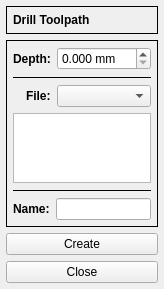
First picture: the form in G2G/forms/drillform.ui, repository aLDime/GERBER_X2, before the edit.
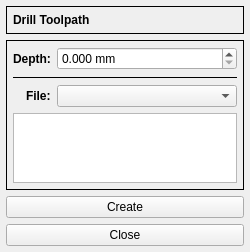
Second picture: the form after the edit.

```diff
--- a/G2G/forms/drillform.ui
+++ b/G2G/forms/drillform.ui
@@ -6,10 +6,16 @@
    <rect>
     <x>0</x>
     <y>0</y>
-    <width>155</width>
-    <height>288</height>
+    <width>250</width>
+    <height>251</height>
    </rect>
   </property>
+  <property name="minimumSize">
+   <size>
+    <width>250</width>
+    <height>0</height>
+   </size>
+  </property>
   <property name="windowTitle">
    <string>Form</string>
   </property>
@@ -155,39 +161,6 @@
       <item>
        <widget class="QTableView" name="tableView"/>
       </item>
-      <item>
-       <widget class="Line" name="line_2">
-        <property name="frameShadow">
-         <enum>QFrame::Plain</enum>
-        </property>
-        <property name="orientation">
-         <enum>Qt::Horizontal</enum>
-        </property>
-       </widget>
-      </item>
-      <item>
-       <layout class="QFormLayout" name="formLayout_2">
-        <property name="labelAlignment">
-         <set>Qt::AlignRight|Qt::AlignTrailing|Qt::AlignVCenter</set>
-        </property>
-        <item row="0" column="0">
-         <widget class="QLabel" name="label_6">
-          <property name="font">
-           <font>
-            <weight>75</weight>
-            <bold>true</bold>
-           </font>
-          </property>
-          <property name="text">
-           <string>Name:</string>
-          </property>
-         </widget>
-        </item>
-        <item row="0" column="1">
-         <widget class="QLineEdit" name="leName"/>
-        </item>
-       </layout>
-      </item>
      </layout>
     </widget>
    </item>
```
